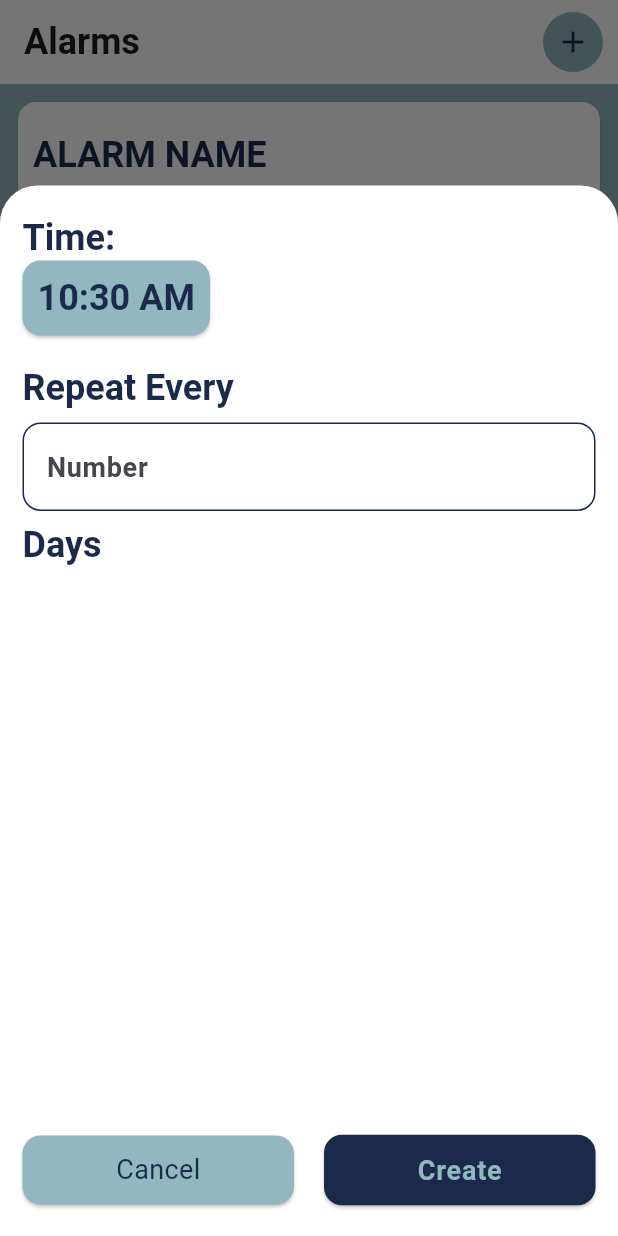
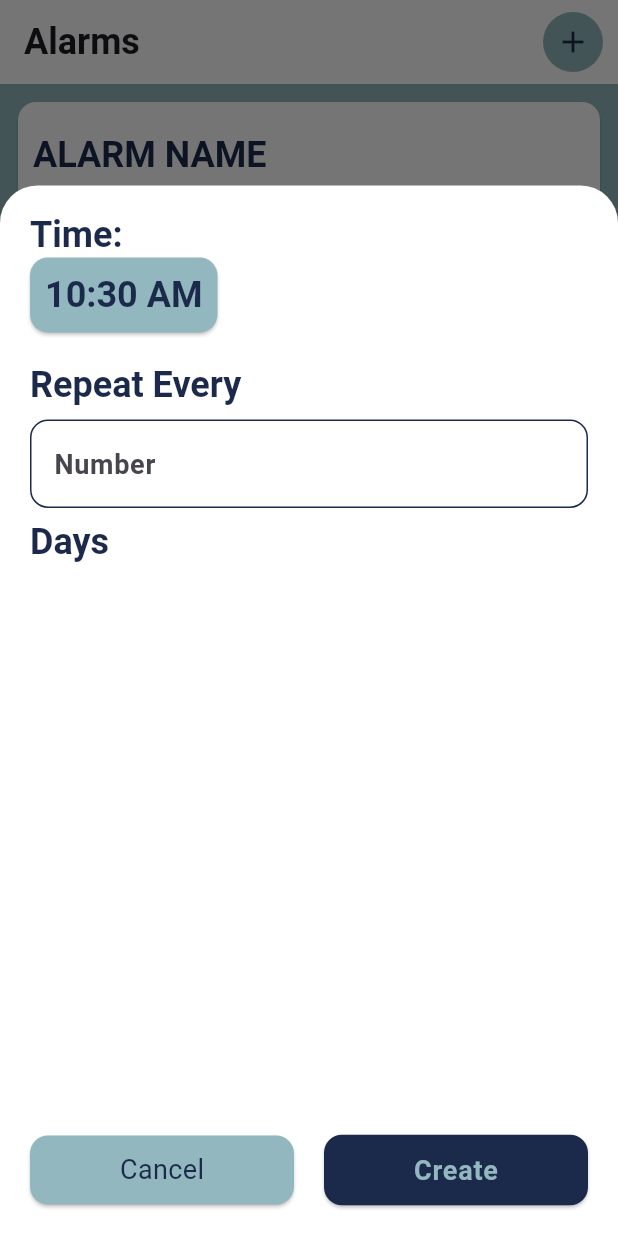
Before and after one commit to RachelGon/ComplicatedScheduler, a Flutter app: the screen it shows after launch, after a tap on the "add" icon, on a phone screen of 412 x 824 dp. Run offline on Flutter 3.47's test engine with Material 2 defaults, Android fonts, the phone set to English and light mode, and no system bars; Roboto replaces fonts that are missing (montserrat).

Commit message:
padding and color fix

```diff
--- a/lib/home_page.dart
+++ b/lib/home_page.dart
@@ -53,7 +53,7 @@ class _MyHomePageState extends State<MyHomePage> {
                             return Padding(
                               padding: const EdgeInsets.all(0),
                               child: Container(
-                                padding: const EdgeInsets.fromLTRB(15, 20, 15, 20),
+                                padding: const EdgeInsets.fromLTRB(20, 18, 20, 20),
                                 height:
                                     MediaQuery.of(context).size.height * 0.85,
                                 decoration: const BoxDecoration(
@@ -142,6 +142,8 @@ class _MyHomePageState extends State<MyHomePage> {
                                               ),
                                               TextField(
                                                 autofocus: false,
+                                                style: TextStyle(color: Theme.of(context)
+                                                            .primaryColor),
                                                 decoration: InputDecoration(
                                                   enabledBorder:
                                                       OutlineInputBorder(
@@ -163,7 +165,6 @@ class _MyHomePageState extends State<MyHomePage> {
                                                         BorderRadius.circular(
                                                             12.0),
                                                   ),
-                                                  // focusColor: Color.fromARGB(255, 147,183, 190),
                                                   hintText: 'Number',
                                                 ),
                                                 keyboardType:
```
